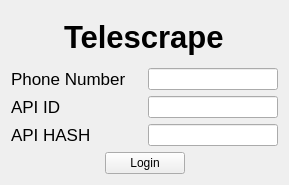
This is src/gui/main_window/central_widget/login_widget/LoginWidget.ui in ephell/Telescrape as Qt 5 draws it before an edit. The edited form follows.
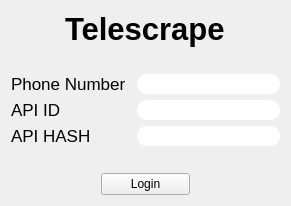
This is the edited form. Custom widgets are drawn as their Qt base class.

Commit message: Round qlineedit corners; Increase point size inside qlineedit; add spacers

Diff of the .ui file:
```diff
--- a/src/gui/main_window/central_widget/login_widget/LoginWidget.ui
+++ b/src/gui/main_window/central_widget/login_widget/LoginWidget.ui
@@ -6,13 +6,20 @@
    <rect>
     <x>0</x>
     <y>0</y>
-    <width>289</width>
-    <height>185</height>
+    <width>291</width>
+    <height>206</height>
    </rect>
   </property>
   <property name="windowTitle">
    <string>Form</string>
   </property>
+  <property name="styleSheet">
+   <string notr="true">QLineEdit {
+	border-radius: 10px;
+	padding-left: 10px;
+	padding-right: 10px;
+}</string>
+  </property>
   <layout class="QVBoxLayout" name="verticalLayout_2">
    <item>
     <layout class="QVBoxLayout" name="verticalLayout_3">
@@ -24,6 +31,9 @@
          <bold>true</bold>
         </font>
        </property>
+       <property name="styleSheet">
+        <string notr="true"/>
+       </property>
        <property name="text">
         <string>Telescrape</string>
        </property>
@@ -31,6 +41,19 @@
      </item>
     </layout>
    </item>
+   <item>
+    <spacer name="verticalSpacer_2">
+     <property name="orientation">
+      <enum>Qt::Vertical</enum>
+     </property>
+     <property name="sizeHint" stdset="0">
+      <size>
+       <width>20</width>
+       <height>45</height>
+      </size>
+     </property>
+    </spacer>
+   </item>
    <item>
     <layout class="QVBoxLayout" name="verticalLayout">
      <item>
@@ -54,7 +77,22 @@
         </widget>
        </item>
        <item>
-        <widget class="QLineEdit" name="line_edit_phone_number"/>
+        <widget class="QLineEdit" name="line_edit_phone_number">
+         <property name="sizePolicy">
+          <sizepolicy hsizetype="Expanding" vsizetype="Expanding">
+           <horstretch>0</horstretch>
+           <verstretch>0</verstretch>
+          </sizepolicy>
+         </property>
+         <property name="font">
+          <font>
+           <pointsize>10</pointsize>
+          </font>
+         </property>
+         <property name="alignment">
+          <set>Qt::AlignCenter</set>
+         </property>
+        </widget>
        </item>
       </layout>
      </item>
@@ -79,7 +117,22 @@
         </widget>
        </item>
        <item>
-        <widget class="QLineEdit" name="line_edit_api_id"/>
+        <widget class="QLineEdit" name="line_edit_api_id">
+         <property name="sizePolicy">
+          <sizepolicy hsizetype="Expanding" vsizetype="Expanding">
+           <horstretch>0</horstretch>
+           <verstretch>0</verstretch>
+          </sizepolicy>
+         </property>
+         <property name="font">
+          <font>
+           <pointsize>10</pointsize>
+          </font>
+         </property>
+         <property name="alignment">
+          <set>Qt::AlignCenter</set>
+         </property>
+        </widget>
        </item>
       </layout>
      </item>
@@ -104,12 +157,40 @@
         </widget>
        </item>
        <item>
-        <widget class="QLineEdit" name="line_edit_api_hash"/>
+        <widget class="QLineEdit" name="line_edit_api_hash">
+         <property name="sizePolicy">
+          <sizepolicy hsizetype="Expanding" vsizetype="Expanding">
+           <horstretch>0</horstretch>
+           <verstretch>0</verstretch>
+          </sizepolicy>
+         </property>
+         <property name="font">
+          <font>
+           <pointsize>10</pointsize>
+          </font>
+         </property>
+         <property name="alignment">
+          <set>Qt::AlignCenter</set>
+         </property>
+        </widget>
        </item>
       </layout>
      </item>
     </layout>
    </item>
+   <item>
+    <spacer name="verticalSpacer">
+     <property name="orientation">
+      <enum>Qt::Vertical</enum>
+     </property>
+     <property name="sizeHint" stdset="0">
+      <size>
+       <width>20</width>
+       <height>45</height>
+      </size>
+     </property>
+    </spacer>
+   </item>
    <item>
     <layout class="QHBoxLayout" name="horizontalLayout_5">
      <item>
@@ -125,14 +206,17 @@
        </property>
       </spacer>
      </item>
-     <item alignment="Qt::AlignHCenter">
+     <item>
       <widget class="LoginButton" name="login_button">
        <property name="sizePolicy">
-        <sizepolicy hsizetype="Fixed" vsizetype="Fixed">
+        <sizepolicy hsizetype="Expanding" vsizetype="Expanding">
          <horstretch>0</horstretch>
          <verstretch>0</verstretch>
         </sizepolicy>
        </property>
+       <property name="styleSheet">
+        <string notr="true"/>
+       </property>
        <property name="text">
         <string>Login</string>
        </property>
```
The commit also changes 1 other file.
